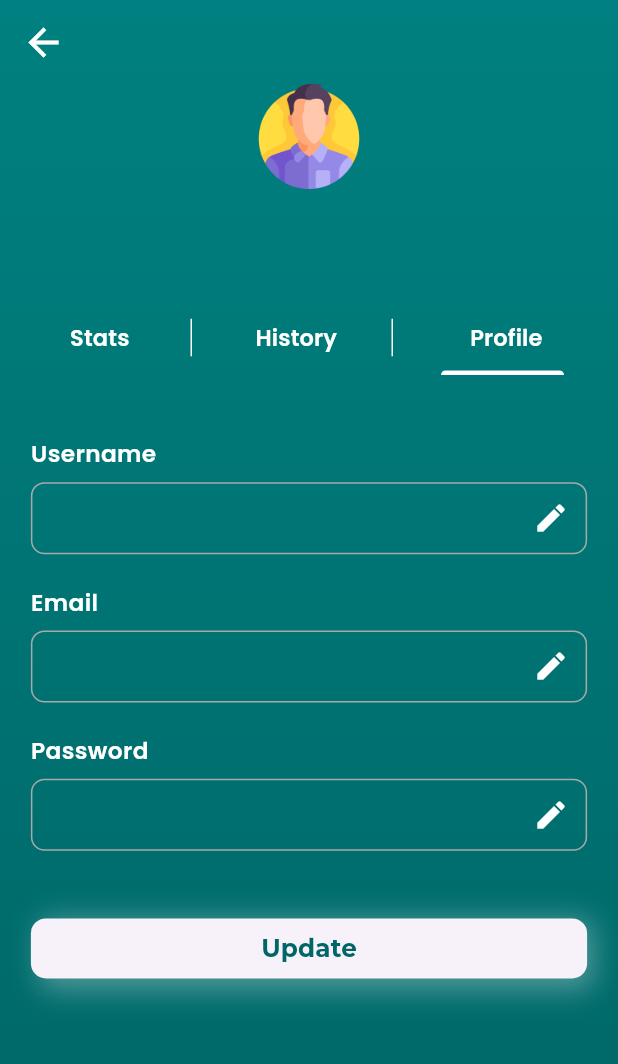
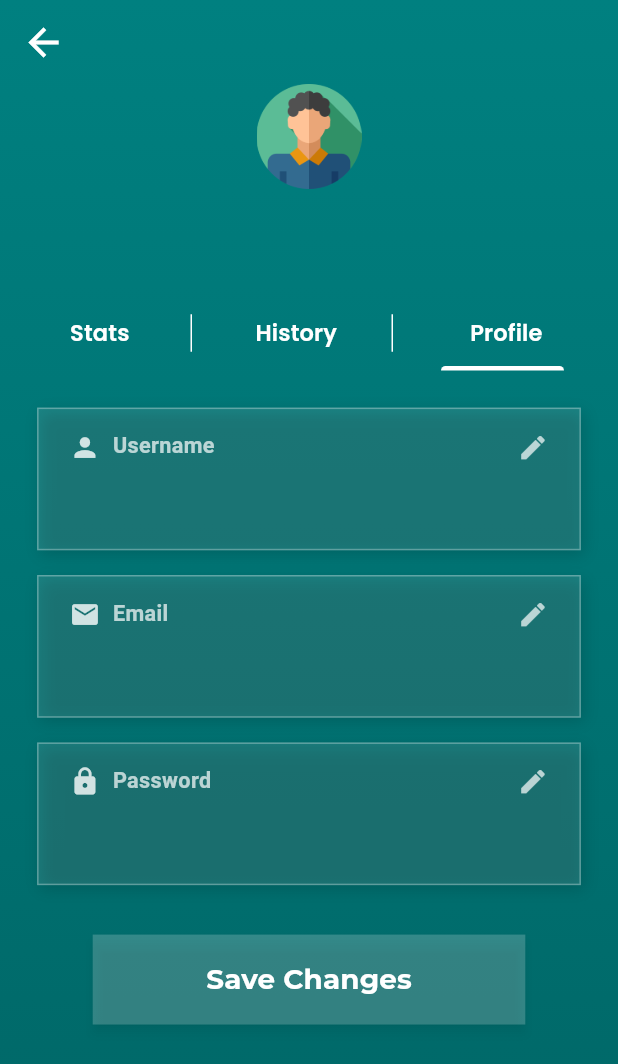
Before and after one commit to IsvaShahzad/Quizit, a Flutter app: the ProfilePage screen opened directly with empty values, tab 3 chosen, on a phone screen of 412 x 824 dp. Shown: the top 1064 px of the screen. Run offline on Flutter 3.47's test engine with Material 3 defaults, Android fonts, the phone set to English and light mode, and no system bars; our stand-ins replace audioplayers, circular_countdown_timer, cloud_firestore, dashed_circular_progress_bar, firebase_auth, firebase_core and 7 more; accounts and stored records are empty.

Commit message:
stats,history and profile done

```diff
--- a/lib/screens/homePage_tabs/secound_tab.dart
+++ b/lib/screens/homePage_tabs/secound_tab.dart
@@ -18,7 +18,7 @@
   final AudioPlayer player = AudioPlayer();
   Future<void> playSound() async {
     String soundPath =
-        "sounds/456601__bumpelsnake__select10.wav"; //You don't need to include assets/ because AssetSource assume that you have sound in your assets folder.
+        "sounds/456601__bumpelsnake__select10.wav";
     await player.play(AssetSource(soundPath));
   }
 
--- a/lib/screens/profile_page.dart
+++ b/lib/screens/profile_page.dart
@@ -65,7 +65,7 @@
               mainAxisAlignment: MainAxisAlignment.center,
               children: [
                 Image.asset(
-                  "assets/images/man.png",
+                  "assets/images/man1.png",
                   width: 70,
                   height: 70,
                 ),
@@ -73,7 +73,7 @@
                   child: Text(
                     data["username"],
                     style: TextStyle(
-                      fontSize: 25,
+                      fontSize: 23,
                       fontWeight: FontWeight.w700,
                       fontFamily: 'Montserrat',
                       color: Colors.white,
--- a/lib/screens/profile_tabs/secound_tab.dart
+++ b/lib/screens/profile_tabs/secound_tab.dart
@@ -38,8 +38,8 @@
 
     return Padding(
       padding: EdgeInsets.symmetric(
-        vertical: screenHeight * 0.02, // Adjust vertical padding based on screen height
-        horizontal: screenWidth * 0.05, // Adjust horizontal padding based on screen width
+        vertical: screenHeight * 0.03, // Adjust vertical padding based on screen height
+        horizontal: screenWidth * 0.01, // Adjust horizontal padding based on screen width
       ),
       child: ListView.builder(
         clipBehavior: Clip.none,
--- a/lib/screens/profile_tabs/third_tab.dart
+++ b/lib/screens/profile_tabs/third_tab.dart
@@ -1,7 +1,5 @@
 import 'package:flutter/material.dart';
 import 'package:shared_preferences/shared_preferences.dart';
-import 'package:quiz_app/constants.dart';
-import 'package:quiz_app/widgets/label_widger.dart';
 
 class ThirdProfileTab extends StatefulWidget {
   const ThirdProfileTab({
@@ -21,6 +19,10 @@
   late TextEditingController emailController;
   final GlobalKey<FormState> formKey = GlobalKey<FormState>();
 
+  bool isUsernameEditable = false;
+  bool isEmailEditable = false;
+  bool isPasswordEditable = false;
+
   @override
   void initState() {
     super.initState();
@@ -39,70 +41,190 @@
 
   @override
   Widget build(BuildContext context) {
-    final mediaQuery = MediaQuery.of(context);
-    final screenWidth = mediaQuery.size.width;
+    return LayoutBuilder(
+      builder: (context, constraints) {
+        final screenWidth = constraints.maxWidth;
+        final cardPadding = screenWidth * 0.05;
+        final borderRadius = screenWidth * 0.0;
+        final iconSize = screenWidth * 0.05;
+        final fontSizeLabel = screenWidth * 0.035;
+        final fontSizeInput = screenWidth * 0.04;
 
-    return Padding(
-      padding: EdgeInsets.symmetric(
-        vertical: screenWidth * 0.1, // Adjust vertical padding based on screen width
-        horizontal: screenWidth * 0.05, // Adjust horizontal padding based on screen width
-      ),
+        return SingleChildScrollView(
+          padding: EdgeInsets.all(screenWidth * 0.06),
           child: Form(
             key: formKey,
-        child: ListView(
+            child: Column(
               children: [
-            const Label(text: "Username"),
-            SizedBox(height: screenWidth * 0.02), // Adjust spacing based on screen width
-            ProfileTextField(controller: usernameController),
-            SizedBox(height: screenWidth * 0.05), // Adjust spacing based on screen width
-            const Label(text: "Email"),
-            SizedBox(height: screenWidth * 0.02), // Adjust spacing based on screen width
-            ProfileTextField(
+                _buildProfileCard(
+                  icon: Icons.person,
+                  label: "Username",
+                  controller: usernameController,
+                  isEditable: isUsernameEditable,
+                  onEditTap: () => _onEditTapForField(
+                    key: 'username',
+                    controller: usernameController,
+                    isEditable: isUsernameEditable,
+                    setEditable: (v) => setState(() => isUsernameEditable = v),
+                  ),
+                  cardPadding: cardPadding,
+                  borderRadius: borderRadius,
+                  iconSize: iconSize,
+                  fontSizeLabel: fontSizeLabel,
+                  fontSizeInput: fontSizeInput,
+                ),
+                SizedBox(height: screenWidth * 0.04),
+                _buildProfileCard(
+                  icon: Icons.email,
+                  label: "Email",
                   controller: emailController,
-              enabled: true,
+                  isEditable: isEmailEditable,
+                  onEditTap: () => _onEditTapForField(
+                    key: 'email',
+                    controller: emailController,
+                    isEditable: isEmailEditable,
+                    setEditable: (v) => setState(() => isEmailEditable = v),
                   ),
-            SizedBox(height: screenWidth * 0.05), // Adjust spacing based on screen width
-            const Label(text: "Password"),
-            SizedBox(height: screenWidth * 0.02), // Adjust spacing based on screen width
-            ProfileTextField(
+                  cardPadding: cardPadding,
+                  borderRadius: borderRadius,
+                  iconSize: iconSize,
+                  fontSizeLabel: fontSizeLabel,
+                  fontSizeInput: fontSizeInput,
+                ),
+                SizedBox(height: screenWidth * 0.04),
+                _buildProfileCard(
+                  icon: Icons.lock,
+                  label: "Password",
                   controller: passwordController,
                   obscure: true,
-              enabled: true,
+                  isEditable: isPasswordEditable,
+                  onEditTap: () => _onEditTapForField(
+                    key: 'password',
+                    controller: passwordController,
+                    isEditable: isPasswordEditable,
+                    setEditable: (v) => setState(() => isPasswordEditable = v),
                   ),
-            SizedBox(height: screenWidth * 0.1), // Adjust spacing based on screen width
-            Container(
+                  cardPadding: cardPadding,
+                  borderRadius: borderRadius,
+                  iconSize: iconSize,
+                  fontSizeLabel: fontSizeLabel,
+                  fontSizeInput: fontSizeInput,
+                ),
+                SizedBox(height: screenWidth * 0.08),
+
+                // Save Button
+                Center(
+                  child: SizedBox(
+                    width: screenWidth * 0.7,
+                    child: ElevatedButton(
+                      onPressed: () => _updateProfile(context),
+                      style: ElevatedButton.styleFrom(
+                        padding: EdgeInsets.symmetric(vertical: screenWidth * 0.04),
+                        backgroundColor: Colors.white.withOpacity(0.2),
+                        shape: RoundedRectangleBorder(
+                          borderRadius: BorderRadius.circular(borderRadius),
+                        ),
+                        elevation: 3,
+                        shadowColor: Colors.black.withOpacity(0.3),
+                      ),
+                      child: Text(
+                        "Save Changes",
+                        style: TextStyle(
+                          fontSize: screenWidth * 0.045,
+                          fontWeight: FontWeight.bold,
+                          fontFamily: "Montserrat",
+                          color: Colors.white,
+                        ),
+                      ),
+                    ),
+                  ),
+                )
+              ],
+            ),
+          ),
+        );
+      },
+    );
+  }
+
+  Widget _buildProfileCard({
+    required String label,
+    required TextEditingController controller,
+    required bool isEditable,
+    required VoidCallback onEditTap,
+    required double cardPadding,
+    required double borderRadius,
+    required double iconSize,
+    required double fontSizeLabel,
+    required double fontSizeInput,
+    bool obscure = false,
+    IconData? icon,
+  }) {
+    return Container(
       decoration: BoxDecoration(
-                borderRadius: BorderRadius.circular(10),
+        color: Colors.white.withOpacity(0.1),
+        borderRadius: BorderRadius.circular(borderRadius),
+        border: Border.all(color: Colors.white.withOpacity(0.3)),
         boxShadow: [
           BoxShadow(
-                    color: Colors.white.withOpacity(0.3),
-                    spreadRadius: 0,
-                    blurRadius: 15,
-                    offset: const Offset(5, 4),
+            color: Colors.black.withOpacity(0.15),
+            blurRadius: 8,
+            offset: const Offset(2, 3),
           ),
         ],
       ),
-              child: ElevatedButton(
-                onPressed: () {
-                  _updateProfile(context);
-                },
-                style: ElevatedButton.styleFrom(
-                  foregroundColor: const Color(0xff006666),
-                  elevation: 0,
-                  shape: RoundedRectangleBorder(
-                    borderRadius: BorderRadius.circular(10),
+      child: Padding(
+        padding: EdgeInsets.symmetric(horizontal: cardPadding, vertical: cardPadding * 0.7),
+        child: Column(
+          crossAxisAlignment: CrossAxisAlignment.start,
+          children: [
+            // Top Row (Label + Edit Icon)
+            Row(
+              mainAxisAlignment: MainAxisAlignment.spaceBetween,
+              children: [
+                Row(
+                  children: [
+                    if (icon != null)
+                      Icon(icon, color: Colors.white.withOpacity(0.8), size: iconSize),
+                    if (icon != null) SizedBox(width: cardPadding * 0.4),
+                    Text(
+                      label,
+                      style: TextStyle(
+                        fontSize: fontSizeLabel,
+                        color: Colors.white70,
+                        fontWeight: FontWeight.w600,
                       ),
                     ),
-                child: Text(
-                  "Update",
-                  style: TextStyle(
-                    fontSize: screenWidth * 0.04, // Adjust font size based on screen width
-                    fontFamily: "Montserrat",
-                    fontWeight: FontWeight.bold,
-                    color: const Color(0xff006666),
+                  ],
+                ),
+                GestureDetector(
+                  onTap: onEditTap,
+                  child: Icon(
+                    isEditable ? Icons.check_circle : Icons.edit,
+                    color: isEditable ? Colors.greenAccent : Colors.white70,
+                    size: iconSize,
                   ),
                 ),
+              ],
             ),
+            SizedBox(height: cardPadding * 0.5),
+            // Input Field
+            TextFormField(
+              controller: controller,
+              enabled: isEditable,
+              obscureText: obscure,
+              style: TextStyle(color: Colors.white, fontSize: fontSizeInput),
+              validator: (value) {
+                if (value == null || value.isEmpty) {
+                  return "This field is required";
+                }
+                return null;
+              },
+              decoration: const InputDecoration(
+                border: InputBorder.none,
+                isDense: true,
+              ),
+              cursorColor: Colors.tealAccent,
             ),
           ],
         ),
@@ -110,26 +232,72 @@
     );
   }
 
+  void _onEditTapForField({
+    required String key,
+    required TextEditingController controller,
+    required bool isEditable,
+    required void Function(bool) setEditable,
+  }) {
+    if (isEditable) {
+      final value = controller.text.trim();
+      if (value.isEmpty) {
+        ScaffoldMessenger.of(context).showSnackBar(
+          const SnackBar(content: Text('Field cannot be empty')),
+        );
+        return;
+      }
+      _saveField(key, value).then((success) {
+        if (success) setEditable(false);
+      });
+    } else {
+      setEditable(true);
+    }
+  }
+
+  Future<bool> _saveField(String key, String value) async {
+    try {
+      final prefs = await SharedPreferences.getInstance();
+      await prefs.setString(key, value);
+      setState(() {
+        widget.data[key] = value;
+      });
+      ScaffoldMessenger.of(context).showSnackBar(
+        SnackBar(content: Text('$key saved')),
+      );
+      return true;
+    } catch (e) {
+      ScaffoldMessenger.of(context).showSnackBar(
+        SnackBar(content: Text('Failed to save $key: $e')),
+      );
+      return false;
+    }
+  }
+
   Future<void> _updateProfile(BuildContext context) async {
     if (formKey.currentState!.validate()) {
-      // Collect updated data
-      final updatedUsername = usernameController.text;
-      final updatedPassword = passwordController.text;
-      final updatedEmail = emailController.text;
+      final updatedUsername = usernameController.text.trim();
+      final updatedPassword = passwordController.text.trim();
+      final updatedEmail = emailController.text.trim();
 
       try {
-        // Save data to SharedPreferences
         final prefs = await SharedPreferences.getInstance();
         await prefs.setString('username', updatedUsername);
         await prefs.setString('password', updatedPassword);
         await prefs.setString('email', updatedEmail);
 
-        // Show a success message
+        setState(() {
+          widget.data['username'] = updatedUsername;
+          widget.data['password'] = updatedPassword;
+          widget.data['email'] = updatedEmail;
+          isUsernameEditable = false;
+          isEmailEditable = false;
+          isPasswordEditable = false;
+        });
+
         ScaffoldMessenger.of(context).showSnackBar(
           const SnackBar(content: Text('Profile updated successfully!')),
         );
       } catch (e) {
-        // Handle any errors
         ScaffoldMessenger.of(context).showSnackBar(
           SnackBar(content: Text('Failed to update profile: $e')),
         );
@@ -137,78 +305,3 @@
     }
   }
 }
-
-class ProfileTextField extends StatelessWidget {
-  const ProfileTextField({
-    super.key,
-    required this.controller,
-    this.obscure = false,
-    this.enabled = true,
-  });
-
-  final TextEditingController controller;
-  final bool obscure;
-  final bool enabled;
-
-  @override
-  Widget build(BuildContext context) {
-    final mediaQuery = MediaQuery.of(context);
-    final screenWidth = mediaQuery.size.width;
-
-    return TextFormField(
-      cursorColor: Colors.teal,
-      validator: (value) {
-        if (value == null || value.isEmpty) {
-          return "Field is required.";
-        }
-        return null;
-      },
-      enabled: enabled,
-      controller: controller,
-      obscureText: obscure,
-      style: TextStyle(
-        fontFamily: kFontText,
-        fontSize: screenWidth * 0.03, // Adjust font size based on screen width
-        color: Colors.white,
-      ),
-      decoration: InputDecoration(
-        contentPadding: EdgeInsets.symmetric(
-          horizontal: screenWidth * 0.04, // Adjust horizontal padding based on screen width
-          vertical: screenWidth * 0.03, // Adjust vertical padding based on screen width
-        ),
-        suffixIcon: const Icon(
-          Icons.edit,
-          color: Colors.white,
-        ),
-        disabledBorder: OutlineInputBorder(
-          borderRadius: BorderRadius.circular(9),
-          borderSide: const BorderSide(
-            color: Color(0xffA9A9A9),
-            width: 1,
-          ),
-        ),
-        border: OutlineInputBorder(
-          borderRadius: BorderRadius.circular(9),
-          borderSide: const BorderSide(
-            color: Color(0xffA9A9A9),
-            width: 1,
-          ),
-        ),
-        focusedBorder: OutlineInputBorder(
-          borderRadius: BorderRadius.circular(9),
-          borderSide: const BorderSide(
-            color: Color(0xffA9A9A9),
-            width: 1,
-          ),
-        ),
-        enabledBorder: OutlineInputBorder(
-          borderRadius: BorderRadius.circular(9),
-          borderSide: const BorderSide(
-            color: Color(0xffA9A9A9),
-            width: 1,
-          ),
-        ),
-      ),
-    );
-  }
-}
```
Also changed, not shown: lib/screens/profile_tabs/first_tab.dart (+20 -17 lines), lib/widgets/history_container.dart (+74 -44 lines), lib/widgets/stats_container.dart (+19 -24 lines), assets/icons/i1.png (added), assets/icons/i2.png (added), assets/icons/i3.png (added), assets/icons/i4.png (added), assets/icons/i5.jpg (added). Lines whose indentation alone changed are shown as unchanged.
